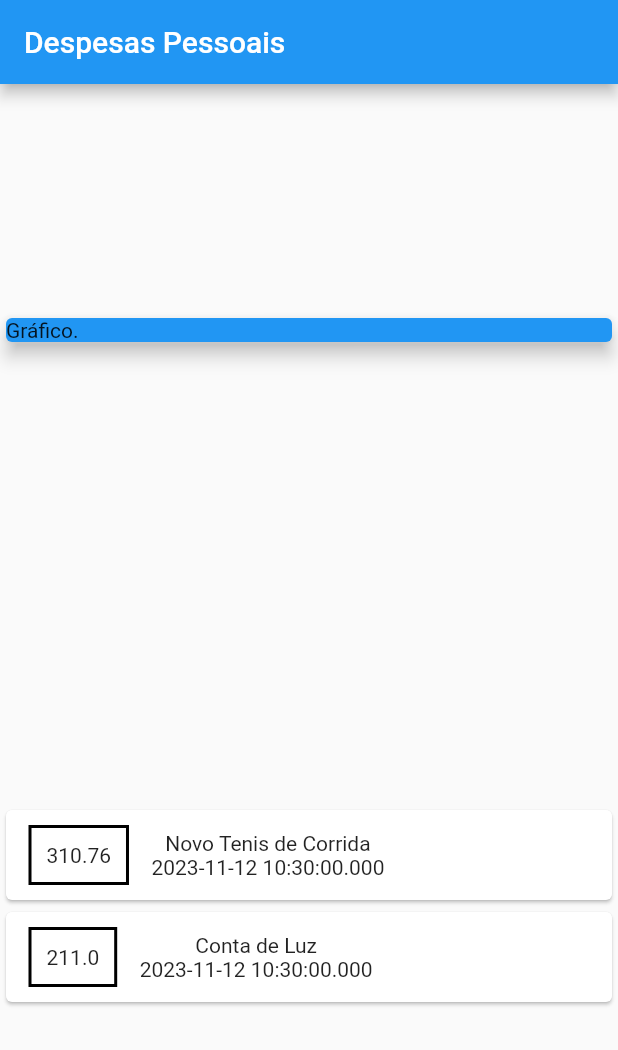
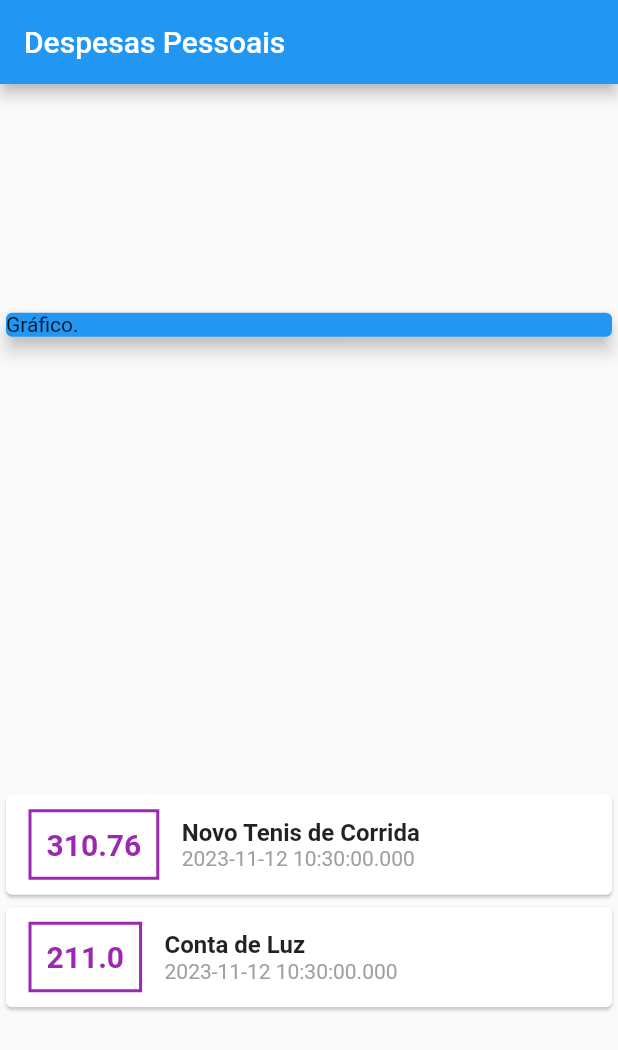
Before and after one commit to kessygodoy/Flutter, a Flutter app: the screen it shows after launch, on a phone screen of 412 x 824 dp. Shown: the top 1050 px of the screen. Run offline on Flutter 3.47's test engine with Material 2 defaults, Android fonts, the phone set to English and light mode, and no system bars.

Commit message:
Estilo titulo e data

```diff
--- a/curso_flutter/expenses/lib/main.dart
+++ b/curso_flutter/expenses/lib/main.dart
@@ -59,16 +59,31 @@ class MyHomePage extends StatelessWidget {
                           EdgeInsets.symmetric(horizontal: 15, vertical: 10),
                       decoration: BoxDecoration(
                           border: Border.all(
-                        color: Colors.black,
+                        color: Colors.purple,
                         width: 2,
                       )),
                       padding: EdgeInsets.all(10),
-                      child: Text(e.value.toString()),
+                      child: Text(
+                        e.value.toString(),
+                        style: TextStyle(
+                          fontWeight: FontWeight.bold,
+                          fontSize: 20,
+                          color: Colors.purple,
+                        ),
+                      ),
                     ),
                     Column(
+                      crossAxisAlignment: CrossAxisAlignment.start,
                       children: [
-                        Text(e.title),
-                        Text(e.date.toString()),
+                        Text(
+                          e.title,
+                          style: TextStyle(
+                              fontSize: 16, fontWeight: FontWeight.bold),
+                        ),
+                        Text(
+                          e.date.toString(),
+                          style: TextStyle(color: Colors.grey),
+                        ),
                       ],
                     )
                   ],
```
